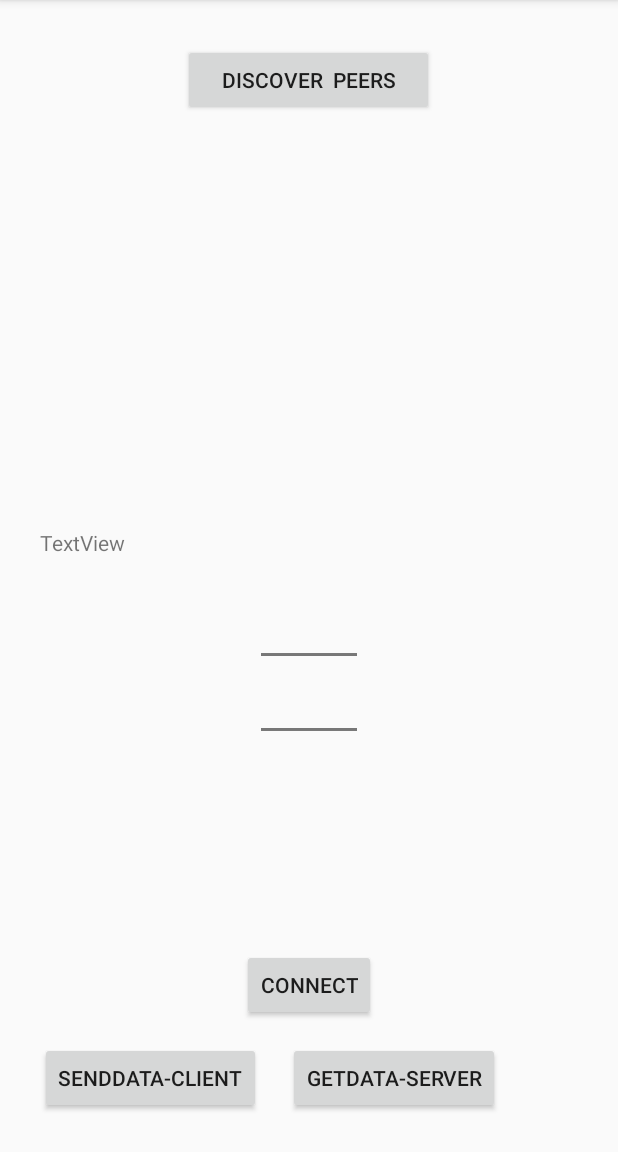
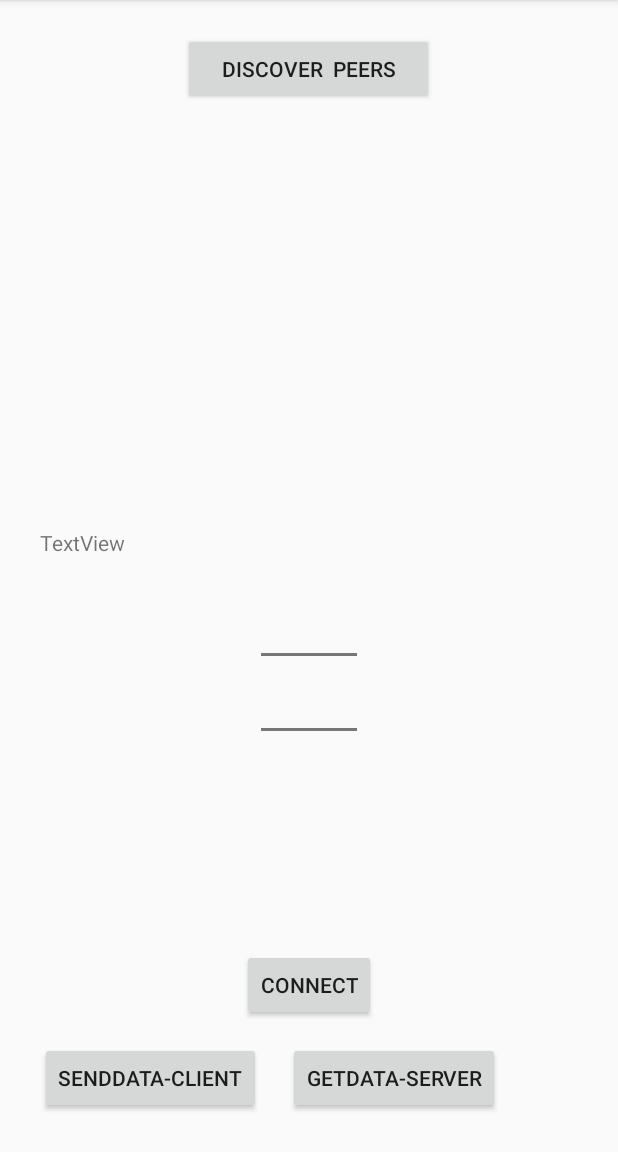
Before and after one commit to SYED-AFSAHUL/WiFiDirect, an Android app: the screen it shows after launch (MainActivity), on a phone screen of 412 x 824 dp, the part 84-1236 px from its top. Run offline under Robolectric (Android 15) with nearby library versions, the phone set to English and light mode, and no system bars.

Commit message:
few tweaks to make it working.

```diff
--- a/app/src/main/res/layout/activity_main.xml
+++ b/app/src/main/res/layout/activity_main.xml
@@ -14,7 +14,7 @@
         tools:layout_editor_absoluteX="21dp"
         tools:layout_editor_absoluteY="96dp"
         tools:ignore="MissingConstraints"
-        android:layout_marginTop="29dp"
+        android:layout_marginTop="22dp"
         android:layout_alignParentTop="true"
         android:layout_centerHorizontal="true" />
 
```
